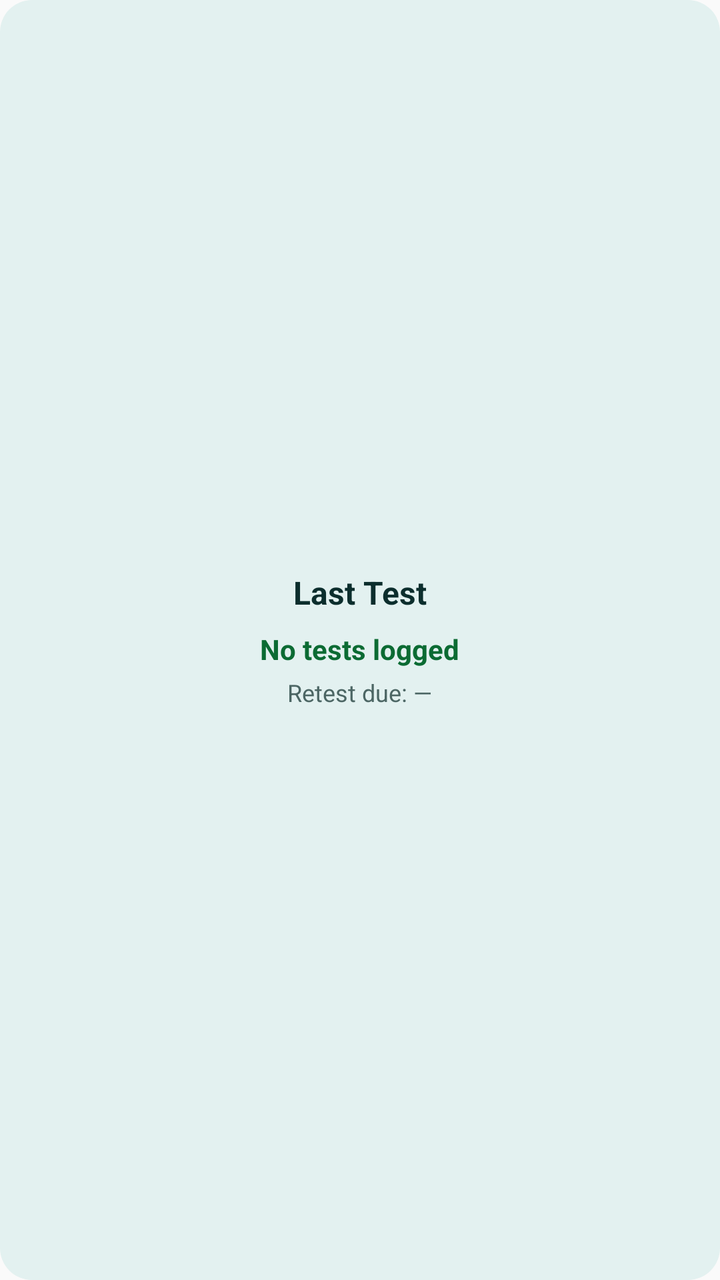
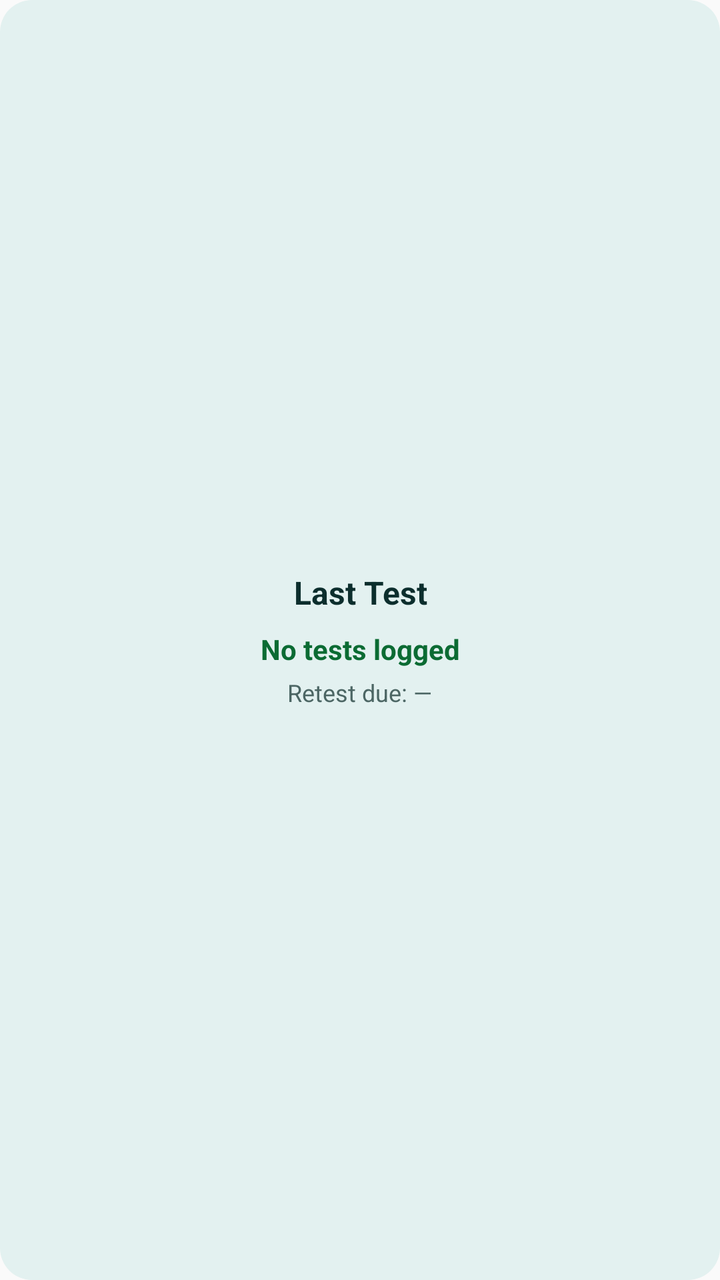

Two renders of the same Android screen: before a commit and after it. Below are the layout's source before the change and the commit's diff.
<!-- AndroidManifest.xml: application theme AppTheme -->
<!-- res/layout/test_widget.xml -->
<?xml version="1.0" encoding="utf-8"?>
<LinearLayout xmlns:android="http://schemas.android.com/apk/res/android"
    android:id="@+id/widget_root"
    android:layout_width="match_parent"
    android:layout_height="match_parent"
    android:orientation="vertical"
    android:padding="16dp"
    android:background="@drawable/widget_background"
    android:gravity="center">

    <TextView
        android:id="@+id/widget_test_title"
        android:layout_width="wrap_content"
        android:layout_height="wrap_content"
        android:text="Last Test"
        android:textSize="16sp"
        android:textColor="@color/widget_text_primary"
        android:textStyle="bold"
        android:maxLines="1"
        android:ellipsize="end"
        android:breakStrategy="simple" />

    <TextView
        android:id="@+id/widget_last_test"
        android:layout_width="wrap_content"
        android:layout_height="wrap_content"
        android:layout_marginTop="8dp"
        android:text="No tests logged"
        android:textSize="14sp"
        android:textColor="@color/widget_good"
        android:textStyle="bold"
        android:maxLines="2"
        android:ellipsize="end"
        android:breakStrategy="simple" />

    <TextView
        android:id="@+id/widget_retest_due"
        android:layout_width="wrap_content"
        android:layout_height="wrap_content"
        android:layout_marginTop="4dp"
        android:text="Retest due: —"
        android:textSize="12sp"
        android:textColor="@color/widget_text_muted"
        android:maxLines="2"
        android:ellipsize="end"
        android:breakStrategy="simple" />
</LinearLayout>
<!-- resources referenced by this layout -->
<resources>
  <color name="widget_good">#0B6B33</color>
  <color name="widget_text_muted">#4C6664</color>
  <color name="widget_text_primary">#0C2E2D</color>
  <!-- drawable widget_background (drawable) -->
  <?xml version="1.0" encoding="utf-8"?>
  <shape xmlns:android="http://schemas.android.com/apk/res/android"
      android:shape="rectangle">
      <solid android:color="@color/widget_bg" />
      <corners android:radius="16dp" />
  </shape>
  <style name="AppTheme" parent="Theme.AppCompat.Light.DarkActionBar">
          
          <item name="colorPrimary">@color/colorPrimary</item>
          <item name="colorPrimaryDark">@color/colorPrimaryDark</item>
          <item name="colorAccent">@color/colorAccent</item>
          <item name="android:statusBarColor">@android:color/transparent</item>
          <item name="android:navigationBarColor">@android:color/transparent</item>
      </style>
  <color name="widget_bg">#E3F1F0</color>
</resources>

<!-- the commit's change to res/layout/test_widget.xml (unified diff, before → after) -->
@@ -10,20 +10,26 @@
 
     <TextView
         android:id="@+id/widget_test_title"
-        android:layout_width="wrap_content"
+        android:layout_width="match_parent"
         android:layout_height="wrap_content"
+        android:gravity="center"
         android:text="Last Test"
         android:textSize="16sp"
         android:textColor="@color/widget_text_primary"
         android:textStyle="bold"
         android:maxLines="1"
         android:ellipsize="end"
-        android:breakStrategy="simple" />
+        android:breakStrategy="simple"
+        android:autoSizeTextType="uniform"
+        android:autoSizeMinTextSize="12sp"
+        android:autoSizeMaxTextSize="16sp"
+        android:autoSizeStepGranularity="1sp" />
 
     <TextView
         android:id="@+id/widget_last_test"
-        android:layout_width="wrap_content"
+        android:layout_width="match_parent"
         android:layout_height="wrap_content"
+        android:gravity="center"
         android:layout_marginTop="8dp"
         android:text="No tests logged"
         android:textSize="14sp"
@@ -31,8 +37,13 @@
         android:textStyle="bold"
         android:maxLines="2"
         android:ellipsize="end"
-        android:breakStrategy="simple" />
+        android:breakStrategy="simple"
+        android:autoSizeTextType="uniform"
+        android:autoSizeMinTextSize="12sp"
+        android:autoSizeMaxTextSize="14sp"
+        android:autoSizeStepGranularity="1sp" />
 
+    
     <TextView
         android:id="@+id/widget_retest_due"
         android:layout_width="wrap_content"
@@ -44,4 +55,5 @@
         android:maxLines="2"
         android:ellipsize="end"
         android:breakStrategy="simple" />
+
 </LinearLayout>
